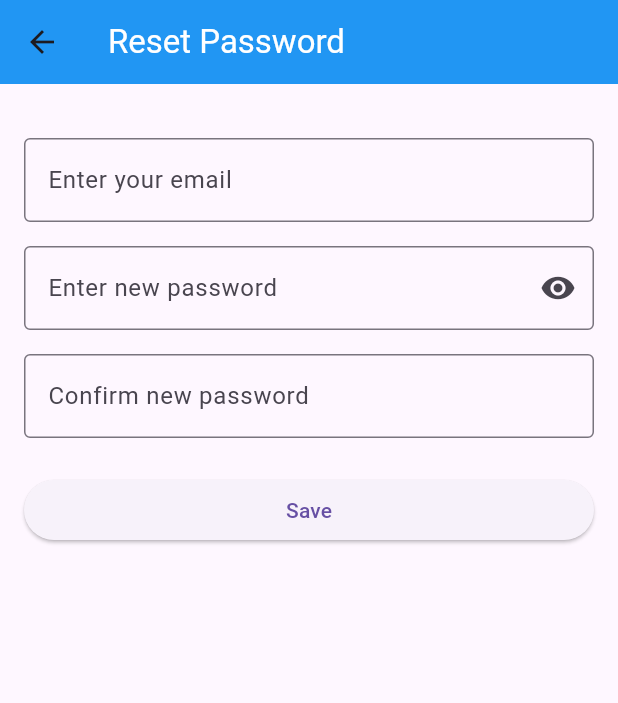
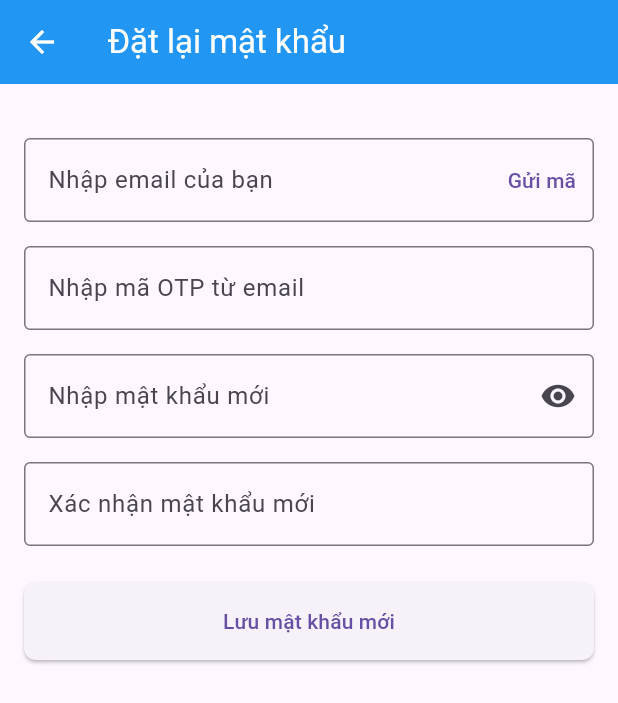
Before and after one commit to ivy159205/fe-mobile, a Flutter app: the NewPasswordPage screen opened directly, on a phone screen of 412 x 824 dp. Shown: the top 703 px of the screen. Run offline on Flutter 3.47's test engine with Material 3 defaults, Android fonts, the phone set to English and light mode, and no system bars; our stand-ins replace fl_chart, google_generative_ai, jwt_decoder, shared_preferences; accounts and stored records are empty.

Commit message:
hoàn thiện chức năng

```diff
--- a/lib/reset_password.dart
+++ b/lib/reset_password.dart
@@ -11,33 +11,82 @@ class NewPasswordPage extends StatefulWidget {
 
 class _NewPasswordPageState extends State<NewPasswordPage> {
   final _emailController = TextEditingController();
+  final _otpController = TextEditingController(); // Controller cho mã OTP
   final _newPasswordController = TextEditingController();
   final _confirmPasswordController = TextEditingController();
   bool _obscurePassword = true;
+  bool _isLoading = false;
 
+  // Hàm gọi API để yêu cầu gửi mã OTP về email
+  Future<void> _sendOtp() async {
+    if (_emailController.text.trim().isEmpty) {
+      ScaffoldMessenger.of(context).showSnackBar(
+        const SnackBar(content: Text("Vui lòng nhập email của bạn trước")),
+      );
+      return;
+    }
+
+    setState(() => _isLoading = true);
+
+    final url = Uri.parse('http://10.0.2.2:8286/api/auth/send-otp');
+    try {
+      final response = await http.post(
+        url,
+        headers: {"Content-Type": "application/json"},
+        body: jsonEncode({"email": _emailController.text.trim()}),
+      );
+
+      if (mounted) { // Kiểm tra widget còn tồn tại trước khi cập nhật UI
+        if (response.statusCode == 200) {
+          ScaffoldMessenger.of(context).showSnackBar(
+            const SnackBar(content: Text("Mã OTP đã được gửi đến email của bạn!")),
+          );
+        } else {
+          ScaffoldMessenger.of(context).showSnackBar(
+            SnackBar(content: Text("Lỗi: ${response.body}")),
+          );
+        }
+      }
+    } catch (e) {
+      if (mounted) {
+        ScaffoldMessenger.of(context).showSnackBar(
+          SnackBar(content: Text("Lỗi khi gửi OTP: $e")),
+        );
+      }
+    } finally {
+      if (mounted) {
+        setState(() => _isLoading = false);
+      }
+    }
+  }
+
+  // Hàm chính để đặt lại mật khẩu, gửi cả OTP và mật khẩu mới
   Future<void> _resetPassword() async {
     final email = _emailController.text.trim();
+    final otp = _otpController.text.trim();
     final newPassword = _newPasswordController.text;
     final confirmPassword = _confirmPasswordController.text;
 
-    if (email.isEmpty || newPassword.isEmpty || confirmPassword.isEmpty) {
+    if (email.isEmpty || otp.isEmpty || newPassword.isEmpty || confirmPassword.isEmpty) {
       ScaffoldMessenger.of(context).showSnackBar(
-        const SnackBar(content: Text("Please fill in all fields")),
+        const SnackBar(content: Text("Vui lòng điền đầy đủ tất cả các trường")),
       );
       return;
     }
 
     if (newPassword != confirmPassword) {
       ScaffoldMessenger.of(context).showSnackBar(
-        const SnackBar(content: Text("Passwords do not match")),
+        const SnackBar(content: Text("Mật khẩu mới không khớp")),
       );
       return;
     }
 
+    setState(() => _isLoading = true);
+
     final url = Uri.parse('http://10.0.2.2:8286/api/auth/reset-password');
-
     final body = {
       "email": email,
+      "otp": otp,
       "newPassword": newPassword,
     };
 
@@ -48,20 +97,28 @@ class _NewPasswordPageState extends State<NewPasswordPage> {
         body: jsonEncode(body),
       );
 
+      if (mounted) {
         if (response.statusCode == 200) {
           ScaffoldMessenger.of(context).showSnackBar(
-          const SnackBar(content: Text("Password reset successful")),
+            const SnackBar(content: Text("Đặt lại mật khẩu thành công!")),
           );
-        Navigator.pop(context); // Quay về login hoặc trang trước
+          Navigator.pop(context); // Quay về trang trước đó
         } else {
           ScaffoldMessenger.of(context).showSnackBar(
-          SnackBar(content: Text("Error: ${response.body}")),
+            SnackBar(content: Text("Lỗi: ${response.body}")),
           );
         }
+      }
     } catch (e) {
+      if (mounted) {
         ScaffoldMessenger.of(context).showSnackBar(
-        SnackBar(content: Text("Exception: $e")),
+          SnackBar(content: Text("Đã xảy ra lỗi: $e")),
         );
+      }
+    } finally {
+      if (mounted) {
+        setState(() => _isLoading = false);
+      }
     }
   }
 
@@ -70,37 +127,52 @@ class _NewPasswordPageState extends State<NewPasswordPage> {
     return Scaffold(
       appBar: AppBar(
         backgroundColor: Colors.blue,
-        title:
-        const Text('Reset Password', style: TextStyle(color: Colors.white)),
+        title: const Text('Đặt lại mật khẩu', style: TextStyle(color: Colors.white)),
+        iconTheme: const IconThemeData(color: Colors.white),
       ),
-      body: Padding(
+      body: AbsorbPointer(
+        absorbing: _isLoading,
+        child: SingleChildScrollView(
           padding: const EdgeInsets.all(16.0),
           child: Column(
+            crossAxisAlignment: CrossAxisAlignment.stretch,
             children: [
               const SizedBox(height: 20),
-
-            // Email
+              // Email với nút Gửi mã
               TextField(
                 controller: _emailController,
-              decoration: const InputDecoration(
-                labelText: 'Enter your email',
-                border: OutlineInputBorder(),
+                decoration: InputDecoration(
+                  labelText: 'Nhập email của bạn',
+                  border: const OutlineInputBorder(),
+                  suffixIcon: TextButton(
+                    onPressed: _isLoading ? null : _sendOtp,
+                    child: const Text('Gửi mã'),
+                  ),
                 ),
                 keyboardType: TextInputType.emailAddress,
               ),
               const SizedBox(height: 16),
 
-            // New Password
+              // Trường nhập mã OTP
+              TextField(
+                controller: _otpController,
+                decoration: const InputDecoration(
+                  labelText: 'Nhập mã OTP từ email',
+                  border: OutlineInputBorder(),
+                ),
+                keyboardType: TextInputType.number,
+              ),
+              const SizedBox(height: 16),
+
+              // Mật khẩu mới
               TextField(
                 controller: _newPasswordController,
                 obscureText: _obscurePassword,
                 decoration: InputDecoration(
-                labelText: 'Enter new password',
+                  labelText: 'Nhập mật khẩu mới',
                   border: const OutlineInputBorder(),
                   suffixIcon: IconButton(
-                  icon: Icon(_obscurePassword
-                      ? Icons.visibility
-                      : Icons.visibility_off),
+                    icon: Icon(_obscurePassword ? Icons.visibility : Icons.visibility_off),
                     onPressed: () {
                       setState(() {
                         _obscurePassword = !_obscurePassword;
@@ -111,26 +183,39 @@ class _NewPasswordPageState extends State<NewPasswordPage> {
               ),
               const SizedBox(height: 16),
 
-            // Confirm Password
+              // Xác nhận mật khẩu mới
               TextField(
                 controller: _confirmPasswordController,
                 obscureText: _obscurePassword,
                 decoration: const InputDecoration(
-                labelText: 'Confirm new password',
+                  labelText: 'Xác nhận mật khẩu mới',
                   border: OutlineInputBorder(),
                 ),
               ),
               const SizedBox(height: 24),
 
-            // Submit Button
-            SizedBox(
-              width: double.infinity,
-              child: ElevatedButton(
-                onPressed: _resetPassword,
-                child: const Text('Save'),
+              // Nút Lưu
+              ElevatedButton(
+                onPressed: _isLoading ? null : _resetPassword,
+                style: ElevatedButton.styleFrom(
+                  padding: const EdgeInsets.symmetric(vertical: 16),
+                  shape: RoundedRectangleBorder(
+                    borderRadius: BorderRadius.circular(8),
                   ),
                 ),
+                child: _isLoading
+                    ? const SizedBox(
+                  height: 20,
+                  width: 20,
+                  child: CircularProgressIndicator(
+                    color: Colors.white,
+                    strokeWidth: 3,
+                  ),
+                )
+                    : const Text('Lưu mật khẩu mới'),
+              ),
             ],
+          ),
         ),
       ),
     );
```
Lines whose indentation alone changed are shown as unchanged.
